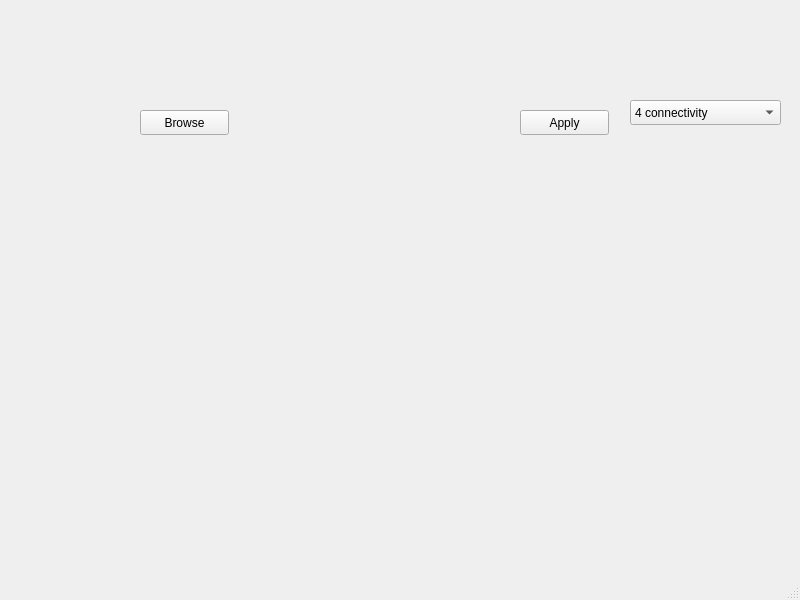
Above: maingui.ui from Abdelrahmanhassan1/Inner-Boundary-Tracing-Algorithm before the change. Below: the same form after it.
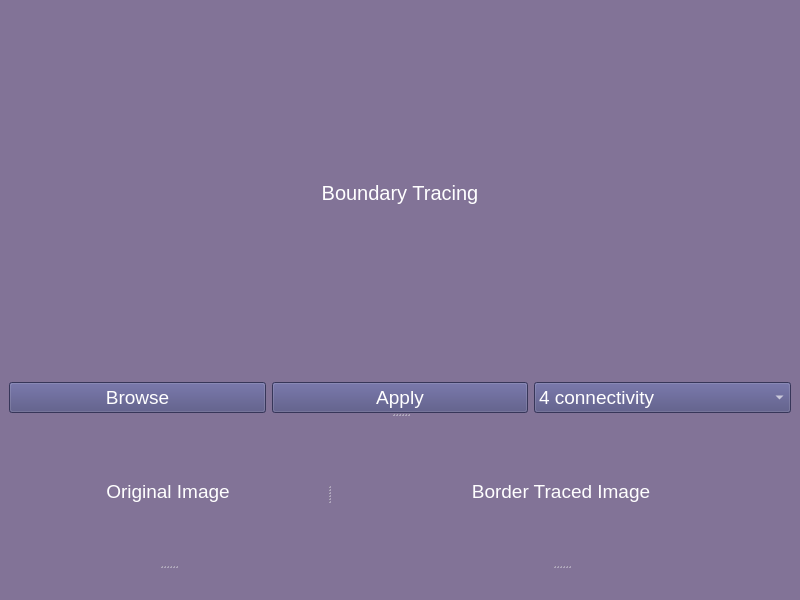
That is the form after the change.

```diff
--- a/maingui.ui
+++ b/maingui.ui
@@ -13,63 +13,84 @@
   <property name="windowTitle">
    <string>MainWindow</string>
   </property>
+  <property name="styleSheet">
+   <string notr="true">background-color:#827397;</string>
+  </property>
   <widget class="QWidget" name="centralwidget">
-   <widget class="QWidget" name="verticalLayoutWidget">
-    <property name="geometry">
-     <rect>
-      <x>40</x>
-      <y>160</y>
-      <width>331</width>
-      <height>311</height>
-     </rect>
-    </property>
-    <layout class="QVBoxLayout" name="verticalLayout"/>
-   </widget>
-   <widget class="QWidget" name="verticalLayoutWidget_2">
-    <property name="geometry">
-     <rect>
-      <x>400</x>
-      <y>160</y>
-      <width>331</width>
-      <height>311</height>
-     </rect>
-    </property>
-    <layout class="QVBoxLayout" name="verticalLayout_2"/>
-   </widget>
+   <layout class="QHBoxLayout" name="horizontalLayout">
+    <item>
+     <widget class="QSplitter" name="splitter_4">
+      <property name="orientation">
+       <enum>Qt::Vertical</enum>
+      </property>
+      <widget class="QWidget" name="">
+       <layout class="QVBoxLayout" name="verticalLayout_3">
+        <item>
+         <widget class="QLabel" name="label">
+          <property name="font">
+           <font>
+            <pointsize>15</pointsize>
+           </font>
+          </property>
+          <property name="styleSheet">
+           <string notr="true">color:white
+</string>
+          </property>
+          <property name="text">
+           <string>Boundary Tracing</string>
+          </property>
+          <property name="alignment">
+           <set>Qt::AlignCenter</set>
+          </property>
+         </widget>
+        </item>
+        <item>
+         <layout class="QHBoxLayout" name="horizontalLayout_2">
+          <item>
    <widget class="QPushButton" name="browse_button">
-    <property name="geometry">
-     <rect>
-      <x>140</x>
-      <y>110</y>
-      <width>89</width>
-      <height>25</height>
-     </rect>
+            <property name="font">
+             <font>
+              <pointsize>14</pointsize>
+             </font>
+            </property>
+            <property name="styleSheet">
+             <string notr="true">background-color:#4D4C7D;
+color:white
+</string>
     </property>
     <property name="text">
      <string>Browse</string>
     </property>
    </widget>
+          </item>
+          <item>
    <widget class="QPushButton" name="apply_button">
-    <property name="geometry">
-     <rect>
-      <x>520</x>
-      <y>110</y>
-      <width>89</width>
-      <height>25</height>
-     </rect>
+            <property name="font">
+             <font>
+              <pointsize>14</pointsize>
+             </font>
+            </property>
+            <property name="styleSheet">
+             <string notr="true">background-color:#4D4C7D;
+color:white
+</string>
     </property>
     <property name="text">
      <string>Apply</string>
     </property>
    </widget>
+          </item>
+          <item>
    <widget class="QComboBox" name="comboBox">
-    <property name="geometry">
-     <rect>
-      <x>630</x>
-      <y>100</y>
-      <width>151</width>
-      <height>25</height>
-     </rect>
+            <property name="font">
+             <font>
+              <pointsize>14</pointsize>
+             </font>
+            </property>
+            <property name="styleSheet">
+             <string notr="true">background-color:#4D4C7D;
+color:white
+</string>
     </property>
     <item>
      <property name="text">
@@ -82,6 +103,69 @@
      </property>
     </item>
    </widget>
+          </item>
+         </layout>
+        </item>
+       </layout>
+      </widget>
+      <widget class="QSplitter" name="splitter_3">
+       <property name="orientation">
+        <enum>Qt::Horizontal</enum>
+       </property>
+       <widget class="QSplitter" name="splitter">
+        <property name="orientation">
+         <enum>Qt::Vertical</enum>
+        </property>
+        <widget class="QLabel" name="label_2">
+         <property name="font">
+          <font>
+           <pointsize>14</pointsize>
+          </font>
+         </property>
+         <property name="styleSheet">
+          <string notr="true">color:white
+</string>
+         </property>
+         <property name="text">
+          <string>Original Image</string>
+         </property>
+         <property name="alignment">
+          <set>Qt::AlignCenter</set>
+         </property>
+        </widget>
+        <widget class="QWidget" name="verticalLayoutWidget">
+         <layout class="QVBoxLayout" name="verticalLayout"/>
+        </widget>
+       </widget>
+       <widget class="QSplitter" name="splitter_2">
+        <property name="orientation">
+         <enum>Qt::Vertical</enum>
+        </property>
+        <widget class="QLabel" name="label_3">
+         <property name="font">
+          <font>
+           <pointsize>14</pointsize>
+          </font>
+         </property>
+         <property name="styleSheet">
+          <string notr="true">color:white
+</string>
+         </property>
+         <property name="text">
+          <string>Border Traced Image</string>
+         </property>
+         <property name="alignment">
+          <set>Qt::AlignCenter</set>
+         </property>
+        </widget>
+        <widget class="QWidget" name="verticalLayoutWidget_2">
+         <layout class="QVBoxLayout" name="verticalLayout_2"/>
+        </widget>
+       </widget>
+      </widget>
+     </widget>
+    </item>
+   </layout>
   </widget>
   <widget class="QMenuBar" name="menubar">
    <property name="geometry">
```
Lines whose indentation alone changed are shown as unchanged.
